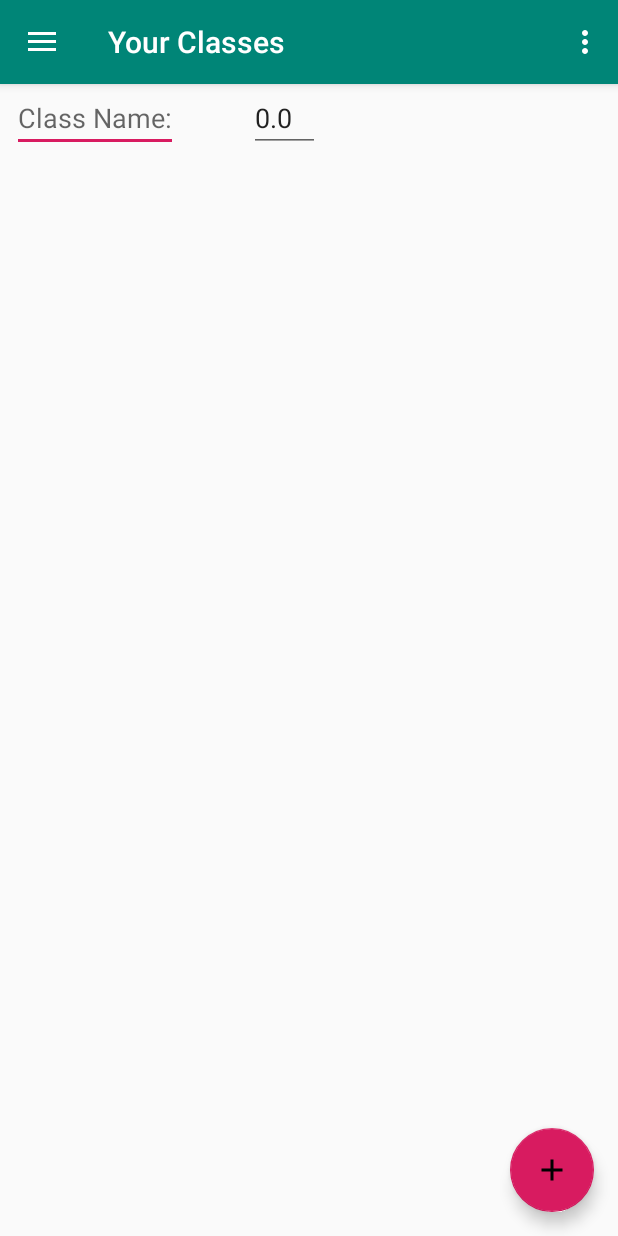
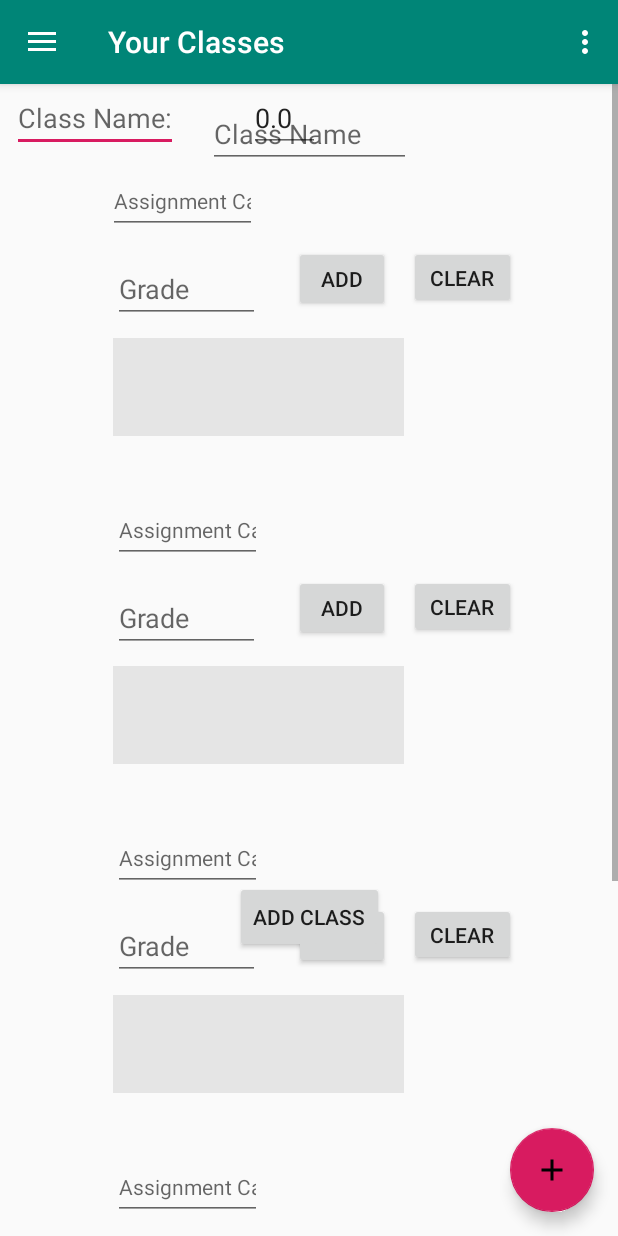
Before and after one commit to CS-321-Group-Project-Team6/MyGradeCalculator, an Android app: the screen it shows after launch (MainActivity), after a tap on an icon or button, on a phone screen of 412 x 824 dp. Run offline under Robolectric (Android 15) with nearby library versions, the phone set to English and light mode, and no system bars; our stand-ins replace navigation-ui.

```diff
--- a/app/src/main/java/com/example/mygradecalculator/ui/classes/ClassesFragment.java
+++ b/app/src/main/java/com/example/mygradecalculator/ui/classes/ClassesFragment.java
@@ -58,7 +58,7 @@ public class ClassesFragment extends Fragment {
     }
 
     @Override
-    public void onViewCreated(@NonNull View view, @Nullable Bundle savedInstanceState) {
+    public void onViewCreated(@NonNull final View view, @Nullable Bundle savedInstanceState) {
         super.onViewCreated(view, savedInstanceState);
         classes_fab = view.findViewById(R.id.classes_fab);
         classes_fab.setOnClickListener(new View.OnClickListener() {
@@ -86,6 +86,7 @@ public class ClassesFragment extends Fragment {
 
         if(classList.size() < 18) {//I arbitrarily chose 18 classes as the max
                                    //since these are supposed to be ongoing academic classes
+            classesInflater.inflate(R.layout.add_class_menu, (ViewGroup) root);
             classList.add(new ClassModel("", 0.0));
             classesAdapter.notifyDataSetChanged(); //This function is necessary to call after any changes to the list
         }                                          //are made. Otherwise changes wont show up in the emulator view window
--- a/app/src/main/res/layout/add_class_menu.xml
+++ b/app/src/main/res/layout/add_class_menu.xml
@@ -342,8 +342,8 @@
             android:id="@+id/calculateGrade"
             android:layout_width="wrap_content"
             android:layout_height="wrap_content"
-            android:layout_marginTop="1150dp"
             android:text="Add Class"
+            app:layout_constraintBottom_toBottomOf="parent"
             app:layout_constraintEnd_toEndOf="parent"
             app:layout_constraintStart_toStartOf="parent"
             app:layout_constraintTop_toTopOf="parent" />
```
